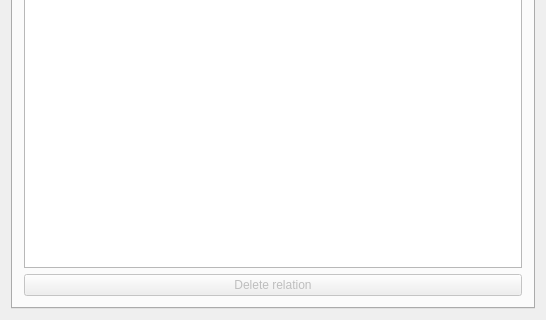
Qt form week3/mainwindow.ui (jonsig/verklegt-namskeid-1) before a commit; both pictures show x 0 to 546 and y 231 to 551 of the 546 by 551 pixel window.
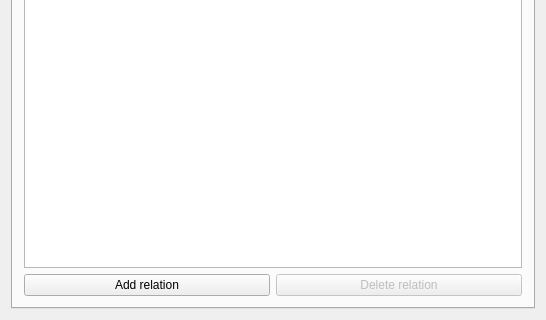
The same form after that commit. The open tabs and pages were chosen to show the change.

Commit message: gerði takka sem opnar add relation

Patch:
```diff
--- a/week3/mainwindow.ui
+++ b/week3/mainwindow.ui
@@ -264,6 +264,13 @@
         </item>
         <item>
          <layout class="QHBoxLayout" name="horizontalLayout_3">
+          <item>
+           <widget class="QPushButton" name="buttonRelationAdd">
+            <property name="text">
+             <string>Add relation</string>
+            </property>
+           </widget>
+          </item>
           <item>
            <widget class="QPushButton" name="buttonRelationDelete">
             <property name="enabled">
```
Left out of the diff: 2 changed lines with no effect on the pictures. The commit also changes 2 other files.
